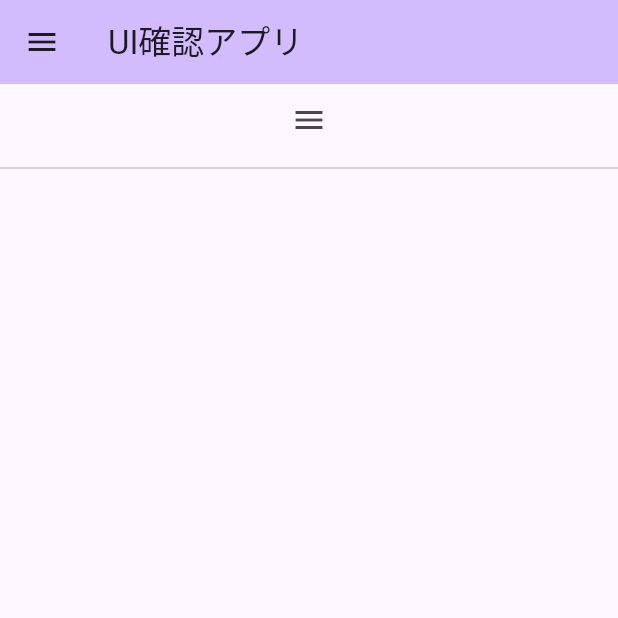
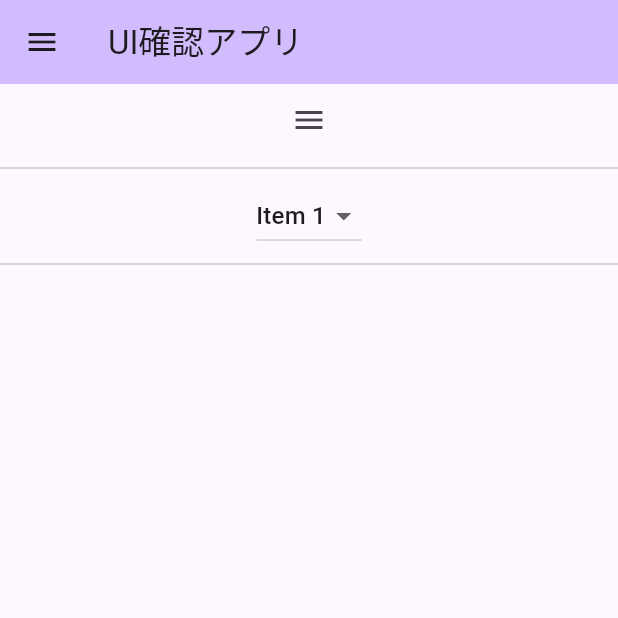
Before and after one commit to otaku1123/flutter-sample-ui, a Flutter app: the screen it shows after launch, on a phone screen of 412 x 824 dp, the top half of it. Run offline on Flutter 3.47's test engine with Material 3 defaults, Android fonts, the light colour scheme and no system bars.

Commit message:
DropdownButtonを表示する

```diff
--- a/lib/main.dart
+++ b/lib/main.dart
@@ -1,4 +1,5 @@
 import 'package:flutter/material.dart';
+import 'package:sample_ui_app/widgets/dropdownbutton_widget.dart';
 
 import 'widgets/drawerbutton_widget.dart';
 
@@ -48,6 +49,8 @@
           children: <Widget>[
             DrawerButtonWidget(),
             Divider(),
+            DropdownButtonWidget(),
+            Divider(),
           ],
         ),
       ),
--- /dev/null
+++ b/lib/widgets/dropdownbutton_widget.dart
@@ -0,0 +1,28 @@
+import 'package:flutter/material.dart';
+
+class DropdownButtonWidget extends StatefulWidget {
+  const DropdownButtonWidget({super.key});
+
+  @override
+  State<DropdownButtonWidget> createState() => _DropdownButtonWidgetState();
+}
+
+class _DropdownButtonWidgetState extends State<DropdownButtonWidget> {
+  int _value = 1;
+
+  @override
+  Widget build(BuildContext context) {
+    return DropdownButton(
+        items: const [
+          DropdownMenuItem(value: 1, child: Text('Item 1')),
+          DropdownMenuItem(value: 2, child: Text('Item 2')),
+          DropdownMenuItem(value: 3, child: Text('Item 3')),
+        ],
+        value: _value,
+        onChanged: (value) {
+          setState(() {
+            _value = value!;
+          });
+        });
+  }
+}
```
